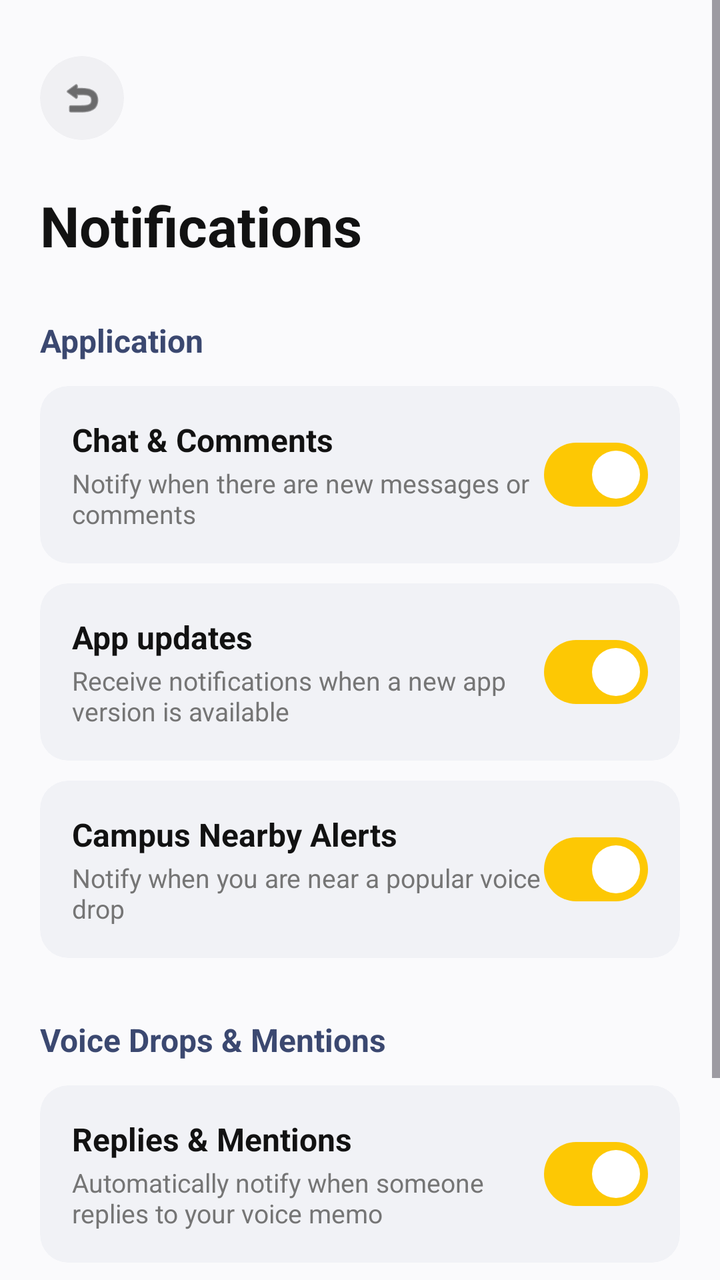
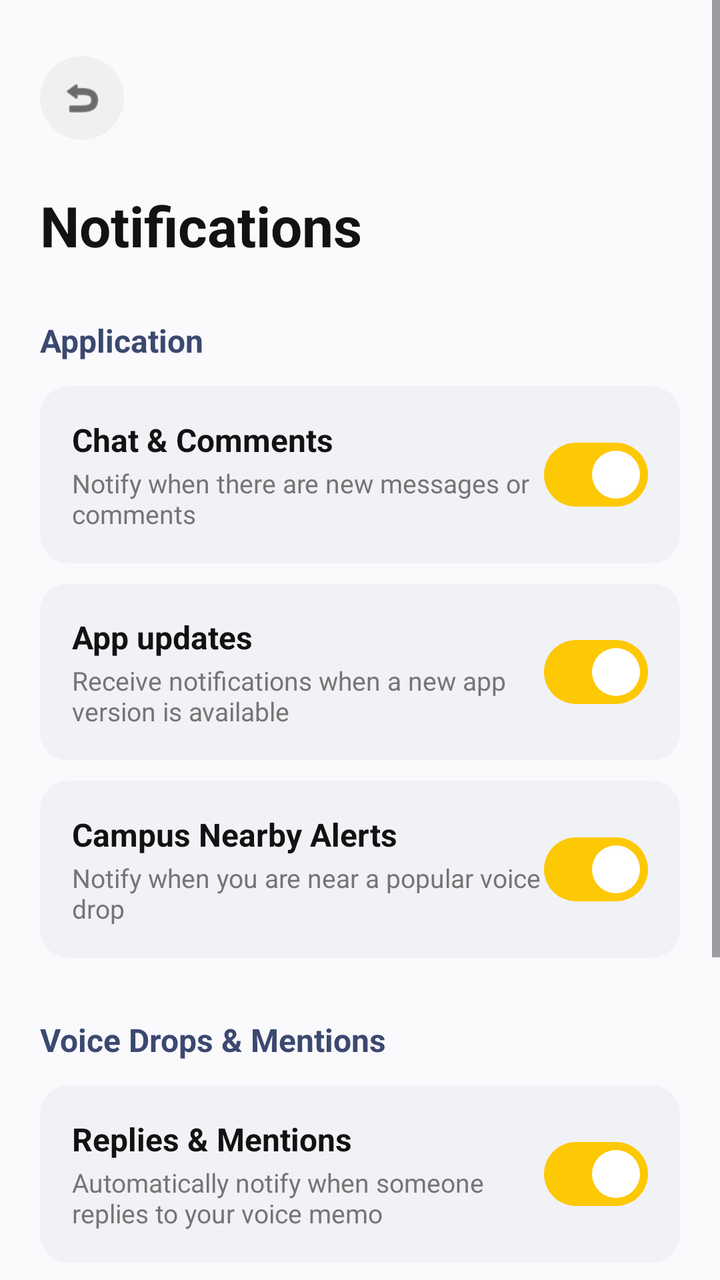

Compare the two renders of this Android layout. The source of the first and the diff that turns it into the second are given below.
<!-- AndroidManifest.xml: application theme Theme.AudioGraffiti -->
<!-- res/layout/setting_notification_page.xml -->
<?xml version="1.0" encoding="utf-8"?>
<ScrollView xmlns:android="http://schemas.android.com/apk/res/android"
    xmlns:app="http://schemas.android.com/apk/res-auto"
    xmlns:tools="http://schemas.android.com/tools"
    android:layout_width="match_parent"
    android:layout_height="match_parent"
    android:background="#FAFAFC"
    android:fillViewport="true">

    <androidx.constraintlayout.widget.ConstraintLayout
        android:layout_width="match_parent"
        android:layout_height="wrap_content"
        android:padding="20dp">

        
        <com.google.android.material.card.MaterialCardView
            android:id="@+id/back_button_card"
            android:layout_width="42dp"
            android:layout_height="42dp"
            android:layout_marginTop="8dp"
            app:cardBackgroundColor="#F0F0F3"
            app:cardCornerRadius="21dp"
            app:cardElevation="0dp"
            app:strokeWidth="0dp"
            app:layout_constraintStart_toStartOf="parent"
            app:layout_constraintTop_toTopOf="parent">

            <ImageView
                android:layout_width="match_parent"
                android:layout_height="match_parent"
                android:padding="10dp"
                android:src="@android:drawable/ic_menu_revert"
                app:tint="#121212" />
        </com.google.android.material.card.MaterialCardView>

        
        <TextView
            android:id="@+id/screen_title"
            android:layout_width="wrap_content"
            android:layout_height="wrap_content"
            android:layout_marginTop="24dp"
            android:text="Notifications"
            android:textColor="#121212"
            android:textSize="28sp"
            android:textStyle="bold"
            app:layout_constraintStart_toStartOf="parent"
            app:layout_constraintTop_toBottomOf="@+id/back_button_card" />

        
        <TextView
            android:id="@+id/section_application_header"
            android:layout_width="wrap_content"
            android:layout_height="wrap_content"
            android:layout_marginTop="28dp"
            android:text="Application"
            android:textColor="#3B4870"
            android:textSize="16sp"
            android:textStyle="bold"
            app:layout_constraintStart_toStartOf="parent"
            app:layout_constraintTop_toBottomOf="@+id/screen_title" />

        <LinearLayout
            android:id="@+id/application_cards_container"
            android:layout_width="0dp"
            android:layout_height="wrap_content"
            android:layout_marginTop="12dp"
            android:orientation="vertical"
            app:layout_constraintEnd_toEndOf="parent"
            app:layout_constraintStart_toStartOf="parent"
            app:layout_constraintTop_toBottomOf="@+id/section_application_header">

            
            <com.google.android.material.card.MaterialCardView
                android:layout_width="match_parent"
                android:layout_height="wrap_content"
                android:layout_marginBottom="10dp"
                app:cardBackgroundColor="#F1F2F6"
                app:cardCornerRadius="14dp"
                app:cardElevation="0dp"
                app:strokeWidth="0dp">

                <RelativeLayout
                    android:layout_width="match_parent"
                    android:layout_height="wrap_content"
                    android:padding="16dp">

                    <LinearLayout
                        android:layout_width="match_parent"
                        android:layout_height="wrap_content"
                        android:layout_centerVertical="true"
                        android:layout_toStartOf="@+id/switch_chat"
                        android:orientation="vertical">

                        <TextView
                            android:layout_width="wrap_content"
                            android:layout_height="wrap_content"
                            android:text="Chat &amp; Comments"
                            android:textColor="#121212"
                            android:textSize="16sp"
                            android:textStyle="bold" />

                        <TextView
                            android:layout_width="wrap_content"
                            android:layout_height="wrap_content"
                            android:layout_marginTop="2dp"
                            android:text="Notify when there are new messages or comments"
                            android:textColor="#757575"
                            android:textSize="13sp" />
                    </LinearLayout>

                    <com.google.android.material.materialswitch.MaterialSwitch
                        android:id="@+id/switch_chat"
                        android:layout_width="wrap_content"
                        android:layout_height="wrap_content"
                        android:layout_alignParentEnd="true"
                        android:layout_centerVertical="true"
                        android:checked="true"
                        app:thumbTint="@color/yellow_switch_thumb"
                        app:trackTint="@color/yellow_switch_track" />
                </RelativeLayout>
            </com.google.android.material.card.MaterialCardView>

            
            <com.google.android.material.card.MaterialCardView
                android:layout_width="match_parent"
                android:layout_height="wrap_content"
                android:layout_marginBottom="10dp"
                app:cardBackgroundColor="#F1F2F6"
                app:cardCornerRadius="14dp"
                app:cardElevation="0dp"
                app:strokeWidth="0dp">

                <RelativeLayout
                    android:layout_width="match_parent"
                    android:layout_height="wrap_content"
                    android:padding="16dp">

                    <LinearLayout
                        android:layout_width="match_parent"
                        android:layout_height="wrap_content"
                        android:layout_centerVertical="true"
                        android:layout_toStartOf="@+id/switch_updates"
                        android:orientation="vertical">

                        <TextView
                            android:layout_width="wrap_content"
                            android:layout_height="wrap_content"
                            android:text="App updates"
                            android:textColor="#121212"
                            android:textSize="16sp"
                            android:textStyle="bold" />

                        <TextView
                            android:layout_width="wrap_content"
                            android:layout_height="wrap_content"
                            android:layout_marginTop="2dp"
                            android:text="Receive notifications when a new app version is available"
                            android:textColor="#757575"
                            android:textSize="13sp" />
                    </LinearLayout>

                    <com.google.android.material.materialswitch.MaterialSwitch
                        android:id="@+id/switch_updates"
                        android:layout_width="wrap_content"
                        android:layout_height="wrap_content"
                        android:layout_alignParentEnd="true"
                        android:layout_centerVertical="true"
                        android:checked="true"
                        app:thumbTint="@color/yellow_switch_thumb"
                        app:trackTint="@color/yellow_switch_track" />
                </RelativeLayout>
            </com.google.android.material.card.MaterialCardView>

            
            <com.google.android.material.card.MaterialCardView
                android:layout_width="match_parent"
                android:layout_height="wrap_content"
                android:layout_marginBottom="10dp"
                app:cardBackgroundColor="#F1F2F6"
                app:cardCornerRadius="14dp"
                app:cardElevation="0dp"
                app:strokeWidth="0dp">

                <RelativeLayout
                    android:layout_width="match_parent"
                    android:layout_height="wrap_content"
                    android:padding="16dp">

                    <LinearLayout
                        android:layout_width="match_parent"
                        android:layout_height="wrap_content"
                        android:layout_centerVertical="true"
                        android:layout_toStartOf="@+id/switch_nearby"
                        android:orientation="vertical">

                        <TextView
                            android:layout_width="wrap_content"
                            android:layout_height="wrap_content"
                            android:text="Campus Nearby Alerts"
                            android:textColor="#121212"
                            android:textSize="16sp"
                            android:textStyle="bold" />

                        <TextView
                            android:layout_width="wrap_content"
                            android:layout_height="wrap_content"
                            android:layout_marginTop="2dp"
                            android:text="Notify when you are near a popular voice drop"
                            android:textColor="#757575"
                            android:textSize="13sp" />
                    </LinearLayout>

                    <com.google.android.material.materialswitch.MaterialSwitch
                        android:id="@+id/switch_nearby"
                        android:layout_width="wrap_content"
                        android:layout_height="wrap_content"
                        android:layout_alignParentEnd="true"
                        android:layout_centerVertical="true"
                        android:checked="true"
                        app:thumbTint="@color/yellow_switch_thumb"
                        app:trackTint="@color/yellow_switch_track" />
                </RelativeLayout>
            </com.google.android.material.card.MaterialCardView>

        </LinearLayout>

        
        <TextView
            android:id="@+id/section_audio_header"
            android:layout_width="wrap_content"
            android:layout_height="wrap_content"
            android:layout_marginTop="20dp"
            android:text="Voice Drops &amp; Mentions"
            android:textColor="#3B4870"
            android:textSize="16sp"
            android:textStyle="bold"
            app:layout_constraintStart_toStartOf="parent"
            app:layout_constraintTop_toBottomOf="@+id/application_cards_container" />

        <LinearLayout
            android:id="@+id/audio_cards_container"
            android:layout_width="0dp"
            android:layout_height="wrap_content"
            android:layout_marginTop="12dp"
            android:orientation="vertical"
            app:layout_constraintEnd_toEndOf="parent"
            app:layout_constraintStart_toStartOf="parent"
            app:layout_constraintTop_toBottomOf="@+id/section_audio_header">

            
            <com.google.android.material.card.MaterialCardView
                android:layout_width="match_parent"
                android:layout_height="wrap_content"
                android:layout_marginBottom="10dp"
                app:cardBackgroundColor="#F1F2F6"
                app:cardCornerRadius="14dp"
                app:cardElevation="0dp"
                app:strokeWidth="0dp">

                <RelativeLayout
                    android:layout_width="match_parent"
                    android:layout_height="wrap_content"
                    android:padding="16dp">

                    <LinearLayout
                        android:layout_width="match_parent"
                        android:layout_height="wrap_content"
                        android:layout_centerVertical="true"
                        android:layout_toStartOf="@+id/switch_replies"
                        android:orientation="vertical">

                        <TextView
                            android:layout_width="wrap_content"
                            android:layout_height="wrap_content"
                            android:text="Replies &amp; Mentions"
                            android:textColor="#121212"
                            android:textSize="16sp"
                            android:textStyle="bold" />

                        <TextView
                            android:layout_width="wrap_content"
                            android:layout_height="wrap_content"
                            android:layout_marginTop="2dp"
                            android:text="Automatically notify when someone replies to your voice memo"
                            android:textColor="#757575"
                            android:textSize="13sp" />
                    </LinearLayout>

                    <com.google.android.material.materialswitch.MaterialSwitch
                        android:id="@+id/switch_replies"
                        android:layout_width="wrap_content"
                        android:layout_height="wrap_content"
                        android:layout_alignParentEnd="true"
                        android:layout_centerVertical="true"
                        android:checked="true"
                        app:thumbTint="@color/yellow_switch_thumb"
                        app:trackTint="@color/yellow_switch_track" />
                </RelativeLayout>
            </com.google.android.material.card.MaterialCardView>

            
            <com.google.android.material.card.MaterialCardView
                android:layout_width="match_parent"
                android:layout_height="wrap_content"
                android:layout_marginBottom="10dp"
                app:cardBackgroundColor="#F1F2F6"
                app:cardCornerRadius="14dp"
                app:cardElevation="0dp"
                app:strokeWidth="0dp">

                <RelativeLayout
                    android:layout_width="match_parent"
                    android:layout_height="wrap_content"
                    android:padding="16dp">

                    <LinearLayout
                        android:layout_width="match_parent"
                        android:layout_height="wrap_content"
                        android:layout_centerVertical="true"
                        android:layout_toStartOf="@+id/switch_digest"
                        android:orientation="vertical">

                        <TextView
                            android:layout_width="wrap_content"
                            android:layout_height="wrap_content"
                            android:text="Weekly Campus Digest"
                            android:textColor="#121212"
                            android:textSize="16sp"
                            android:textStyle="bold" />

                        <TextView
                            android:layout_width="wrap_content"
                            android:layout_height="wrap_content"
                            android:layout_marginTop="2dp"
                            android:text="Receive weekly summaries of top campus audio graffiti"
                            android:textColor="#757575"
                            android:textSize="13sp" />
                    </LinearLayout>

                    <com.google.android.material.materialswitch.MaterialSwitch
                        android:id="@+id/switch_digest"
                        android:layout_width="wrap_content"
                        android:layout_height="wrap_content"
                        android:layout_alignParentEnd="true"
                        android:layout_centerVertical="true"
                        android:checked="false"
                        app:thumbTint="@color/yellow_switch_thumb"
                        app:trackTint="@color/yellow_switch_track" />
                </RelativeLayout>
            </com.google.android.material.card.MaterialCardView>

        </LinearLayout>

    </androidx.constraintlayout.widget.ConstraintLayout>

</ScrollView>
<!-- resources referenced by this layout -->
<resources>
  <style name="Theme.AudioGraffiti" parent="Base.Theme.AudioGraffiti" />
  <style name="Base.Theme.AudioGraffiti" parent="Theme.Material3.DayNight.NoActionBar">
          
      </style>
</resources>

<!-- the commit's change to res/layout/setting_notification_page.xml (unified diff, before → after) -->
@@ -28,6 +28,7 @@
             <ImageView
                 android:layout_width="match_parent"
                 android:layout_height="match_parent"
+                android:contentDescription="Back"
                 android:padding="10dp"
                 android:src="@android:drawable/ic_menu_revert"
                 app:tint="#121212" />
@@ -351,6 +352,24 @@
 
         </LinearLayout>
 
+        
+        <Button
+            android:id="@+id/btn_test_notification"
+            android:layout_width="0dp"
+            android:layout_height="52dp"
+            android:layout_marginTop="28dp"
+            android:layout_marginBottom="16dp"
+            android:backgroundTint="#FDC804"
+            android:text="SEND TEST NOTIFICATION"
+            android:textColor="#121212"
+            android:textSize="15sp"
+            android:textStyle="bold"
+            app:cornerRadius="12dp"
+            app:layout_constraintBottom_toBottomOf="parent"
+            app:layout_constraintEnd_toEndOf="parent"
+            app:layout_constraintStart_toStartOf="parent"
+            app:layout_constraintTop_toBottomOf="@+id/audio_cards_container" />
+
     </androidx.constraintlayout.widget.ConstraintLayout>
 
 </ScrollView>
